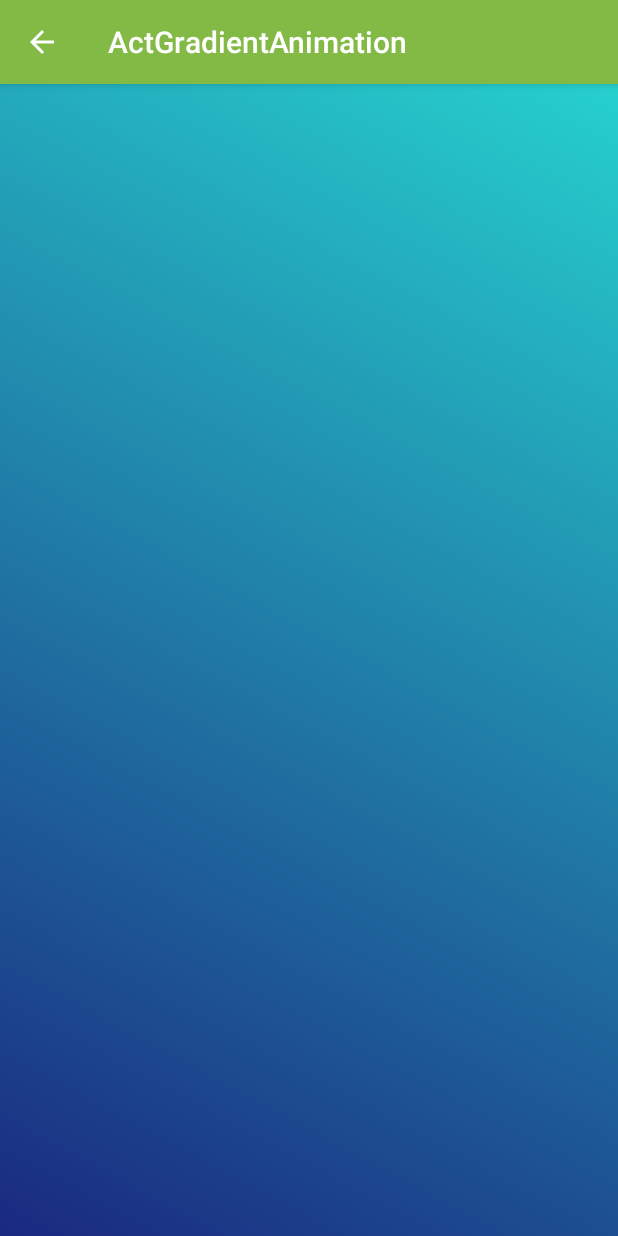
After one commit to TNPro85/ANDROID, an Android app: the ActGradientAnimation screen opened directly, with no data from a screen before it, on a phone screen of 412 x 824 dp. The commit adds this screen. Run offline under Robolectric (Android 15) with nearby library versions, the phone set to English and light mode, and no system bars.

Commit message:
+ add Gradient Animation Activity * udpate circle animation: allow to set parent view

```diff
--- a/DEMO/TNSoftDemo/app/build.gradle
+++ b/DEMO/TNSoftDemo/app/build.gradle
@@ -2,7 +2,7 @@ apply plugin: 'com.android.application'
 
 android {
     compileSdkVersion 25
-    buildToolsVersion '25.0.0'
+    buildToolsVersion '25.0.2'
 
     sourceSets {
         main {
@@ -18,7 +18,7 @@ android {
 
     defaultConfig {
         applicationId "com.zing.demo"
-        minSdkVersion 11
+        minSdkVersion 15
         targetSdkVersion 25
         versionCode 1
         versionName "1.0"
@@ -39,5 +39,5 @@ android {
 
 dependencies {
     compile fileTree(dir: 'libs', include: ['*.jar'])
-    compile 'com.android.support:appcompat-v7:25.1.0'
+    compile 'com.android.support:appcompat-v7:25.3.1'
 }
--- a/DEMO/TNSoftDemo/app/src/main/AndroidManifest.xml
+++ b/DEMO/TNSoftDemo/app/src/main/AndroidManifest.xml
@@ -67,6 +67,9 @@
         <activity
             android:name=".ActCircleAnimation"
             android:configChanges="orientation|keyboard|screenSize|screenLayout" />
+        <activity
+            android:name=".ActGradientAnimation"
+            android:configChanges="orientation|keyboard|screenSize|screenLayout" />
 
         <receiver
             android:name=".ActLockScreen$MyAdmin"
--- /dev/null
+++ b/DEMO/TNSoftDemo/app/src/main/java/com/zing/demo/ActGradientAnimation.java
@@ -0,0 +1,36 @@
+package com.zing.demo;
+
+import android.graphics.drawable.AnimationDrawable;
+import android.os.Bundle;
+import android.widget.LinearLayout;
+
+public class ActGradientAnimation extends ActBase {
+
+    private AnimationDrawable animationDrawable;
+
+    @Override
+    protected void onCreate(Bundle savedInstanceState) {
+        super.onCreate(savedInstanceState);
+        setContentView(R.layout.act_gradient_anim);
+
+        LinearLayout linearLayout = (LinearLayout) findViewById(R.id.root);
+
+        animationDrawable = (AnimationDrawable) linearLayout.getBackground();
+        animationDrawable.setEnterFadeDuration(2500);
+        animationDrawable.setExitFadeDuration(2500);
+    }
+
+    @Override
+    protected void onResume() {
+        super.onResume();
+        if(animationDrawable != null)
+            animationDrawable.start();
+    }
+
+    @Override
+    protected void onStop() {
+        super.onStop();
+        if(animationDrawable != null)
+            animationDrawable.stop();
+    }
+}
--- a/DEMO/TNSoftDemo/app/src/main/java/com/zing/demo/ActMain.java
+++ b/DEMO/TNSoftDemo/app/src/main/java/com/zing/demo/ActMain.java
@@ -80,7 +80,8 @@ public class ActMain extends ActionBarActivity {
                 "Lock Screen",
                 "Device ID",
                 "Detect Wifi/Gsm strength",
-                "Circle Animation"
+                "Circle Animation",
+                "Gradient Animation"
         };
         Arrays.sort(s);
 
@@ -133,6 +134,9 @@ public class ActMain extends ActionBarActivity {
                         break;
                     case "Circle Animation":
                         intent = new Intent(ActMain.this, ActCircleAnimation.class);
+                        break;
+                    case "Gradient Animation":
+                        intent = new Intent(ActMain.this, ActGradientAnimation.class);
                         break;
                 }
 
--- /dev/null
+++ b/DEMO/TNSoftDemo/app/src/main/res/drawable/gradient_animation_list.xml
@@ -0,0 +1,24 @@
+<?xml version="1.0" encoding="utf-8"?>
+<animation-list xmlns:android="http://schemas.android.com/apk/res/android">
+
+    <item
+        android:drawable="@drawable/gradient_blue"
+        android:duration="5000"/>
+
+    <item
+        android:drawable="@drawable/gradient_red"
+        android:duration="5000"/>
+
+    <item
+        android:drawable="@drawable/gradient_teal"
+        android:duration="5000"/>
+
+    <item
+        android:drawable="@drawable/gradient_purple"
+        android:duration="5000"/>
+
+    <item
+        android:drawable="@drawable/gradient_indigo"
+        android:duration="5000"/>
+
+</animation-list>
--- /dev/null
+++ b/DEMO/TNSoftDemo/app/src/main/res/drawable/gradient_blue.xml
@@ -0,0 +1,10 @@
+<?xml version="1.0" encoding="utf-8"?>
+<shape xmlns:android="http://schemas.android.com/apk/res/android"
+    android:shape="rectangle">
+
+    <gradient
+        android:angle="225"
+        android:endColor="#1a2980"
+        android:startColor="#26d0ce" />
+
+</shape>
--- /dev/null
+++ b/DEMO/TNSoftDemo/app/src/main/res/drawable/gradient_indigo.xml
@@ -0,0 +1,9 @@
+<?xml version="1.0" encoding="utf-8"?>
+<shape xmlns:android="http://schemas.android.com/apk/res/android">
+
+    <gradient
+        android:angle="135"
+        android:endColor="#34e89e"
+        android:startColor="#0f3443" />
+
+</shape>
--- /dev/null
+++ b/DEMO/TNSoftDemo/app/src/main/res/drawable/gradient_purple.xml
@@ -0,0 +1,9 @@
+<?xml version="1.0" encoding="utf-8"?>
+<shape xmlns:android="http://schemas.android.com/apk/res/android">
+
+    <gradient
+        android:angle="45"
+        android:endColor="#614385"
+        android:startColor="#516395" />
+
+</shape>
--- /dev/null
+++ b/DEMO/TNSoftDemo/app/src/main/res/drawable/gradient_red.xml
@@ -0,0 +1,9 @@
+<?xml version="1.0" encoding="utf-8"?>
+<shape xmlns:android="http://schemas.android.com/apk/res/android">
+
+    <gradient
+        android:angle="45"
+        android:endColor="#ff512f"
+        android:startColor="#dd2476" />
+
+</shape>
--- /dev/null
+++ b/DEMO/TNSoftDemo/app/src/main/res/drawable/gradient_teal.xml
@@ -0,0 +1,9 @@
+<?xml version="1.0" encoding="utf-8"?>
+<shape xmlns:android="http://schemas.android.com/apk/res/android">
+
+    <gradient
+        android:angle="135"
+        android:endColor="#1d2b64"
+        android:startColor="#f8cdda" />
+
+</shape>
--- /dev/null
+++ b/DEMO/TNSoftDemo/app/src/main/res/layout/act_gradient_anim.xml
@@ -0,0 +1,10 @@
+<?xml version="1.0" encoding="utf-8"?>
+<LinearLayout xmlns:android="http://schemas.android.com/apk/res/android"
+    android:id="@+id/root"
+    android:layout_width="match_parent"
+    android:layout_height="match_parent"
+    android:background="@drawable/gradient_animation_list"
+    android:orientation="vertical"
+    android:padding="20dp">
+
+</LinearLayout>
```
Also changed, not shown: DEMO/TNSoftDemo/app/src/main/java/com/zing/demo/ActCircleAnimation.java (+1 -10 lines), DEMO/TNSoftDemo/app/src/main/java/com/zing/demo/uicontrol/CircleBackgroundView.java (+11 -2 lines), DEMO/TNSoftDemo/app/src/main/res/layout/act_circle_animation.xml (added, +24 -0 lines).
